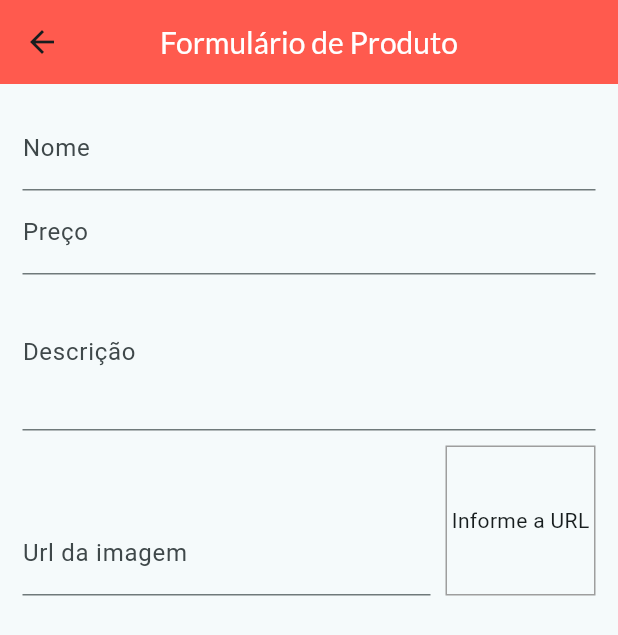
After one commit to ErickFerreiradev/Shop, a Flutter app: the ProductFormPage screen opened by its route, on a phone screen of 412 x 824 dp. The commit adds this screen. Shown: the top 635 px of the screen. Run offline on Flutter 3.47's test engine with Material 3 defaults, Android fonts, the phone set to English and light mode, and no system bars; network calls fail.

Commit message:
Formulário com suas funcionalidades implementadas

```diff
--- a/lib/components/app_drawer.dart
+++ b/lib/components/app_drawer.dart
@@ -7,10 +7,12 @@ class AppDrawer extends StatelessWidget {
   @override
   Widget build(BuildContext context) {
     return Drawer(
+
       child: Column(
         children: [
           AppBar(
             title: Text('Bem vindo Usuário!'),
+            iconTheme: IconThemeData(color: Colors.white),
             automaticallyImplyLeading: false,
           ),
           Divider(),
--- a/lib/components/product_item.dart
+++ b/lib/components/product_item.dart
@@ -18,11 +18,13 @@ class ProductItem extends StatelessWidget {
           children: [
             IconButton(
               onPressed: (){},
-               icon: Icon(Icons.edit),
+               icon: Icon(Icons.edit,),
+               color: Theme.of(context).colorScheme.primary,
                ),
             IconButton(
               onPressed: (){},
                icon: Icon(Icons.delete),
+               color: Theme.of(context).colorScheme.error
                ),
           ],
         ),
--- a/lib/main.dart
+++ b/lib/main.dart
@@ -6,6 +6,7 @@ import 'package:shop/models/product_list.dart';
 import 'package:shop/pages/cart_page.dart';
 import 'package:shop/pages/orders_page.dart';
 import 'package:shop/pages/product_detail_page.dart';
+import 'package:shop/pages/product_form_page.dart';
 import 'package:shop/pages/products_page.dart';
 import 'package:shop/pages/products_overview_page.dart';
 import 'package:shop/utils/app_routes.dart';
@@ -58,6 +59,7 @@ class MyApp extends StatelessWidget {
          AppRoutes.home: (ctx) => ProductsOverviewPage(),
          AppRoutes.orders: (ctx) => OrdersPage(),
          AppRoutes.products: (ctx) => ProductsPage(),
+         AppRoutes.product_form: (ctx) => ProductFormPage(),
         },
         debugShowCheckedModeBanner: false,
       ),
--- /dev/null
+++ b/lib/pages/product_form_page.dart
@@ -0,0 +1,113 @@
+import 'package:flutter/material.dart';
+
+class ProductFormPage extends StatefulWidget {
+  const ProductFormPage({super.key});
+
+  @override
+  State<ProductFormPage> createState() => _ProductFormPageState();
+}
+
+class _ProductFormPageState extends State<ProductFormPage> {
+     final _priceFocus = FocusNode();
+  final _descriptionFocus = FocusNode();
+  final _imageUrlFocus = FocusNode();
+  final _imageUrlController = TextEditingController();
+
+  @override
+  void initState() {
+    super.initState();
+    _imageUrlFocus.addListener(updateImage);
+  }
+
+  @override
+  void dispose() {
+    super.dispose();
+    _priceFocus.dispose();
+    _descriptionFocus.dispose();
+
+    _imageUrlFocus.removeListener(updateImage);
+    _imageUrlFocus.dispose();
+  }
+
+  void updateImage() {
+    setState(() {});
+  }
+
+  Widget build(BuildContext context) {
+    return Scaffold(
+      appBar: AppBar(
+        title: Text('Formulário de Produto')
+      ),
+      body: Padding(
+        padding: const EdgeInsets.all(15.0),
+        child: Form(
+          child: ListView(
+            children: [
+              TextFormField(
+                decoration: InputDecoration(labelText: 'Nome'),
+                textInputAction: TextInputAction.next,
+                onFieldSubmitted: (_) {
+                  FocusScope.of(context).requestFocus(_priceFocus);
+                },
+              ),
+              TextFormField(
+                decoration: InputDecoration(labelText: 'Preço'),
+                focusNode: _priceFocus,
+                onFieldSubmitted: (_) {
+                  FocusScope.of(context).requestFocus(_descriptionFocus);
+                },
+                keyboardType: TextInputType.numberWithOptions(
+                  decimal: true,
+                ),
+              ),
+              TextFormField(
+                decoration: InputDecoration(labelText: 'Descrição'),
+                focusNode: _descriptionFocus,
+                keyboardType: TextInputType.multiline,
+                maxLines: 3,
+                onFieldSubmitted: (_) {
+                  FocusScope.of(context).requestFocus(_imageUrlFocus);
+                },
+              ),
+              Row(
+                crossAxisAlignment: CrossAxisAlignment.end,
+                children: [
+                  Expanded(
+                    child: TextFormField(
+                      decoration: InputDecoration(labelText: 'Url da imagem'),
+                      textInputAction: TextInputAction.done,
+                      focusNode: _imageUrlFocus,
+                      controller: _imageUrlController,
+                      keyboardType: TextInputType.url,
+                    ),
+                  ),
+                  Container(
+                    height: 100,
+                    width: 100,
+                    margin: EdgeInsets.only(
+                      top: 10,
+                      left: 10,
+                    ),
+                    decoration: BoxDecoration(
+                      border: Border.all(
+                        color: Colors.grey,
+                        width: 1,
+                      )
+                    ),
+                    alignment: Alignment.center,
+                    child: _imageUrlController.text.isEmpty
+                    ? Text('Informe a URL')
+                    : FittedBox(
+                      fit: BoxFit.cover,
+                      child: Image.network(_imageUrlController.text),
+                    ),
+                  ),
+                ],
+              ),
+            ],
+          )
+          ),
+      ),
+    );
+  }
+}
--- a/lib/pages/products_page.dart
+++ b/lib/pages/products_page.dart
@@ -3,6 +3,7 @@ import 'package:provider/provider.dart';
 import 'package:shop/components/app_drawer.dart';
 import 'package:shop/components/product_item.dart';
 import 'package:shop/models/product_list.dart';
+import 'package:shop/utils/app_routes.dart';
 
 class ProductsPage extends StatelessWidget {
   const ProductsPage({super.key});
@@ -13,6 +14,15 @@ class ProductsPage extends StatelessWidget {
     return Scaffold(
       appBar: AppBar(
         title: Text('Gerenciar Produtos'),
+        actions: [
+          IconButton(
+            onPressed: () {
+              Navigator.of(context).pushNamed(AppRoutes.product_form);
+            },
+             icon: Icon(Icons.add),
+             color: Colors.white,
+             ),
+        ],
       ),
       drawer: AppDrawer(),
       body: Padding(
--- a/lib/utils/app_routes.dart
+++ b/lib/utils/app_routes.dart
@@ -4,4 +4,5 @@ class AppRoutes {
   static const cart = '/cart';
   static const orders = '/orders';
   static const products = '/products';
+  static const product_form = '/products-form';
 }
```
